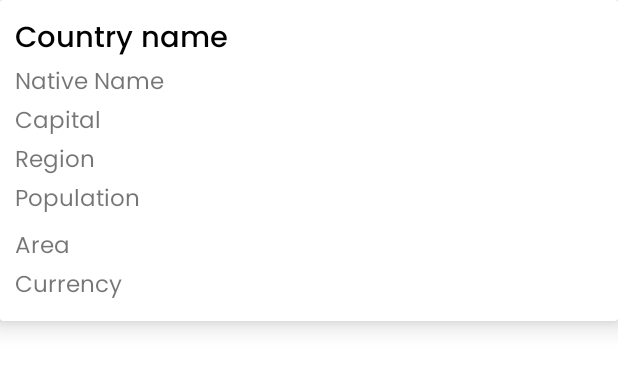
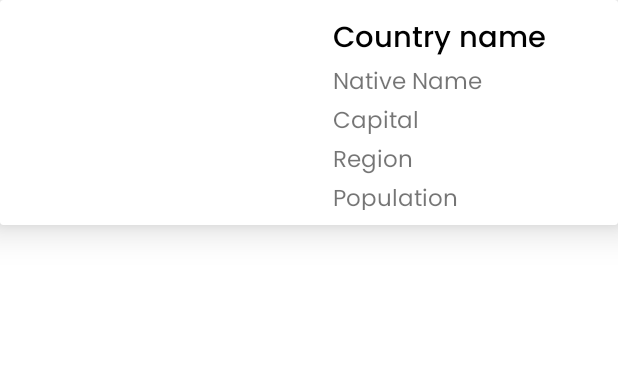
Before and after one commit to manuchar1/AllCountries, an Android app: the layout layout_list_item.xml on its own in the app's theme, with its tools: preview values and no code run, on a phone screen of 412 x 824 dp. Shown: the top 370 px of the screen. Run offline under Robolectric (Android 15) with nearby library versions, the phone set to English and light mode, and no system bars.

Commit message:
ViewModel added

```diff
--- a/app/src/main/java/com/example/allcountries/models/Countries.kt
+++ /dev/null
@@ -1,4 +0,0 @@
-package com.example.allcountries.models
-
-
-class Countries : ArrayList<CountriesItem>()
--- a/app/src/main/java/com/example/allcountries/models/CountriesItem.kt
+++ b/app/src/main/java/com/example/allcountries/models/CountriesItem.kt
@@ -7,7 +7,6 @@ import androidx.annotation.Keep
 data class CountriesItem(
     val area: Double?,
     val capital: String,
-    val currencies: List<Currency>,
     val flag: String,
     val latlng: List<Double>,
     val name: String,
--- a/app/src/main/java/com/example/allcountries/network/CountiesServise.kt
+++ b/app/src/main/java/com/example/allcountries/network/CountiesServise.kt
@@ -1,11 +1,12 @@
 package com.example.allcountries.network
 
 import com.example.allcountries.Constants
-import com.example.allcountries.models.Countries
+import com.example.allcountries.models.CountriesItem
+import retrofit2.Response
 import retrofit2.http.GET
 
 interface CountiesServise {
     @GET(Constants.API_ENDPOINT)
-    suspend fun getCountries(): Countries
+    suspend fun getCountries():Response<List<CountriesItem>>
 
 }
--- a/app/src/main/res/layout/activity_main.xml
+++ b/app/src/main/res/layout/activity_main.xml
@@ -6,6 +6,11 @@
     android:layout_width="match_parent"
     android:layout_height="match_parent"
     tools:context=".mainactivity.MainActivity">
+
+    <androidx.swiperefreshlayout.widget.SwipeRefreshLayout
+        android:id="@+id/swipeToRefresh"
+        android:layout_width="match_parent"
+        android:layout_height="match_parent">
 
 
     <androidx.recyclerview.widget.RecyclerView
@@ -17,5 +22,6 @@
         app:layout_constraintRight_toRightOf="parent"
         app:layout_constraintLeft_toLeftOf="parent"
         />
+    </androidx.swiperefreshlayout.widget.SwipeRefreshLayout>
 
 </androidx.constraintlayout.widget.ConstraintLayout>
--- a/app/src/main/res/layout/layout_list_item.xml
+++ b/app/src/main/res/layout/layout_list_item.xml
@@ -4,8 +4,9 @@
     android:layout_width="match_parent"
     android:layout_height="wrap_content"
     app:cardCornerRadius="2dp"
-    app:cardElevation="10dp"
-    app:cardPreventCornerOverlap="false">
+    app:cardElevation="15dp"
+    app:cardPreventCornerOverlap="false"
+    android:layout_marginBottom="15dp">
 
     <androidx.constraintlayout.widget.ConstraintLayout
         android:layout_width="match_parent"
@@ -13,27 +14,30 @@
 
         <ImageView
             android:id="@+id/ivFlag"
-            android:layout_width="match_parent"
-            android:layout_height="0dp"
-            android:layout_margin="0dp"
+            android:layout_width="0dp"
+            android:layout_height="150dp"
             android:adjustViewBounds="true"
             android:padding="0dp"
-            android:scaleType="fitXY"
-            app:layout_constraintLeft_toLeftOf="parent"
-            app:layout_constraintRight_toRightOf="parent"
-            app:layout_constraintTop_toTopOf="parent" />
+            android:scaleType="centerInside"
+
+            app:layout_constraintBottom_toBottomOf="parent"
+            app:layout_constraintEnd_toStartOf="@+id/container1"
+            app:layout_constraintHorizontal_chainStyle="spread_inside"
+            app:layout_constraintStart_toStartOf="parent"
+            app:layout_constraintTop_toTopOf="parent"
+            android:contentDescription="TODO" />
 
 
         <LinearLayout
             android:id="@+id/container1"
-            android:layout_width="match_parent"
-            android:layout_height="wrap_content"
+            android:layout_width="200dp"
+            android:layout_height="150dp"
             android:orientation="vertical"
             android:padding="10dp"
             app:layout_constraintBottom_toBottomOf="parent"
-            app:layout_constraintLeft_toLeftOf="parent"
-            app:layout_constraintRight_toRightOf="parent"
-            app:layout_constraintTop_toBottomOf="@id/ivFlag">
+            app:layout_constraintEnd_toEndOf="parent"
+            app:layout_constraintStart_toEndOf="@+id/ivFlag"
+            app:layout_constraintTop_toTopOf="parent">
 
             <TextView
                 android:id="@+id/tvName"
@@ -41,6 +45,7 @@
                 android:layout_height="wrap_content"
                 android:fontFamily="@font/poppins_medium"
                 android:text="Country name"
+                android:maxLines="1"
                 android:textColor="#000"
                 android:textSize="19sp" />
 
@@ -48,51 +53,37 @@
                 android:id="@+id/tvNativeName"
                 android:layout_width="match_parent"
                 android:layout_height="wrap_content"
+                android:fontFamily="@font/poppins"
                 android:text="Native Name"
-                android:fontFamily="@font/poppins"
+                android:maxLines="1"
+                android:ellipsize="end"
                 android:textSize="15sp" />
 
             <TextView
                 android:id="@+id/tvCapital"
                 android:layout_width="match_parent"
                 android:layout_height="wrap_content"
+                android:fontFamily="@font/poppins"
                 android:text="Capital"
-                android:fontFamily="@font/poppins"
                 android:textSize="15sp" />
 
             <TextView
                 android:id="@+id/tvRegion"
                 android:layout_width="match_parent"
                 android:layout_height="wrap_content"
+                android:fontFamily="@font/poppins"
                 android:text="Region"
-                android:fontFamily="@font/poppins"
                 android:textSize="15sp" />
 
             <TextView
                 android:id="@+id/tvPopulation"
                 android:layout_width="match_parent"
                 android:layout_height="wrap_content"
+                android:fontFamily="@font/poppins"
                 android:text="Population"
-                android:fontFamily="@font/poppins"
-                android:textSize="15sp" />
-
-            <TextView
-                android:id="@+id/tvArea"
-                android:layout_width="match_parent"
-                android:layout_height="wrap_content"
-                android:layout_marginTop="5dp"
-                android:text="Area"
-                android:fontFamily="@font/poppins"
                 android:textSize="15sp" />
 
 
-            <TextView
-                android:id="@+id/tvCurrency"
-                android:layout_width="match_parent"
-                android:layout_height="wrap_content"
-                android:text="Currency"
-                android:fontFamily="@font/poppins"
-                android:textSize="15sp" />
 
 
         </LinearLayout>
--- a/app/src/main/res/values/colors.xml
+++ b/app/src/main/res/values/colors.xml
@@ -7,4 +7,6 @@
     <color name="teal_700">#FF018786</color>
     <color name="black">#FF000000</color>
     <color name="white">#FFFFFFFF</color>
+
+    <color name="placeholderColor">#D1D1D1</color>
 </resources>
--- a/build.gradle
+++ b/build.gradle
@@ -18,6 +18,7 @@ allprojects {
     repositories {
         google()
         jcenter()
+        maven { url 'https://jitpack.io' }
     }
 }
 
```
Also changed, not shown: app/build.gradle (+12 -0 lines), app/src/main/java/com/example/allcountries/mainactivity/CountriesViewModel.kt (added, +39 -0 lines), app/src/main/java/com/example/allcountries/mainactivity/MainActivity.kt (+77 -81 lines), app/src/main/java/com/example/allcountries/models/Currency.kt (deleted, +0 -11 lines).
